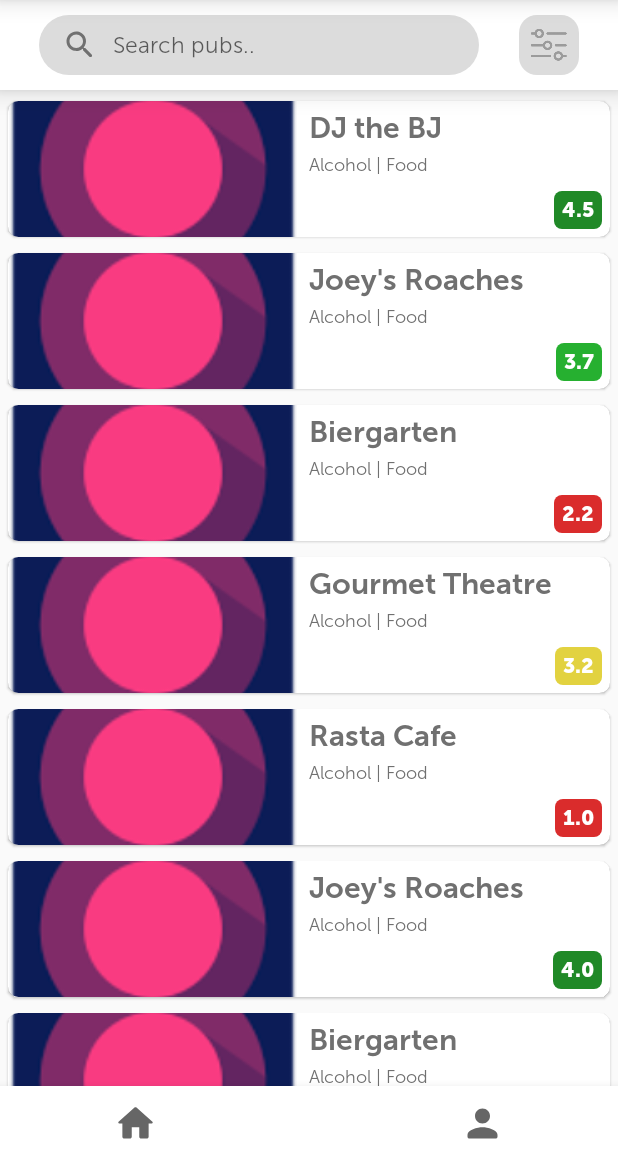
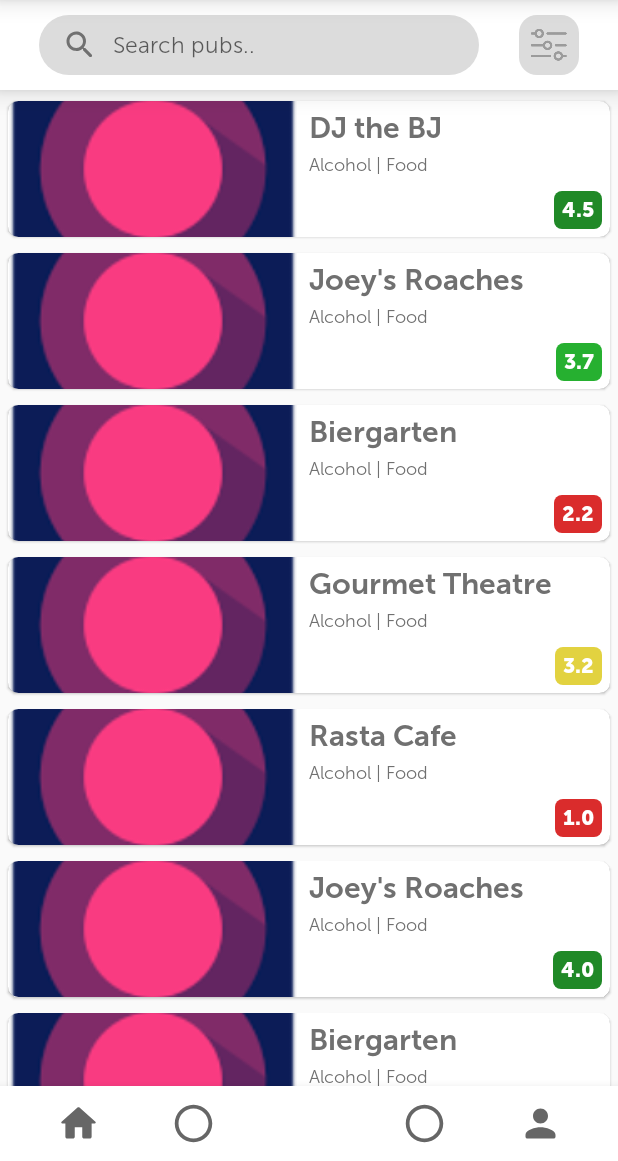
Before and after one commit to ameydeshmukhcode/friskyicebreaker, an Android app: the HomeActivity screen opened directly, with no data from a screen before it, on a phone screen of 412 x 824 dp, the part 75-1236 px from its top. Run offline under Robolectric (Android 15) with nearby library versions, the light colour scheme and no system bars.

Commit message:
Added more buttons to bottom navigation

```diff
--- a/app/src/main/java/com/frisky/icebreaker/ui/HomeActivity.java
+++ b/app/src/main/java/com/frisky/icebreaker/ui/HomeActivity.java
@@ -21,6 +21,8 @@ public class HomeActivity extends AppCompatActivity {
     private ImageButton mScanQRCodeButton;
     private ImageButton mBottomNavHomeButton;
     private ImageButton mBottomNavProfileButton;
+    private ImageButton m2ND;
+    private ImageButton m4TH;
 
     @Override
     protected void onCreate(Bundle savedInstanceState) {
@@ -53,6 +55,12 @@ public class HomeActivity extends AppCompatActivity {
             }
         });
 
+        m2ND = findViewById(R.id.button_nav_centre_left);
+        m2ND.setBackgroundResource(R.drawable.placeholder_24);
+
+        m4TH = findViewById(R.id.button_nav_centre_right);
+        m4TH.setBackgroundResource(R.drawable.placeholder_24);
+
         mBottomNavProfileButton = findViewById(R.id.button_nav_right);
         mBottomNavProfileButton.setBackgroundResource(R.drawable.round_person_24);
         mBottomNavProfileButton.setOnClickListener(new View.OnClickListener() {
--- a/app/src/main/res/layout/bottom_navigation.xml
+++ b/app/src/main/res/layout/bottom_navigation.xml
@@ -20,8 +20,25 @@
         android:tint="@color/colorAccent"
         app:layout_constraintBottom_toBottomOf="parent"
         app:layout_constraintDimensionRatio="w,1:1"
+        app:layout_constraintEnd_toStartOf="@+id/button_nav_centre_left"
+        app:layout_constraintStart_toStartOf="parent"
+        app:layout_constraintTop_toTopOf="parent"
+        app:layout_constraintVertical_bias="1.0" />
+
+    <ImageButton
+        android:id="@+id/button_nav_centre_left"
+        android:layout_width="0dp"
+        android:layout_height="0dp"
+        android:layout_marginStart="10dp"
+        android:layout_marginTop="10dp"
+        android:layout_marginEnd="10dp"
+        android:layout_marginBottom="10dp"
+        android:background="@android:color/transparent"
+        android:tint="@color/colorAccent"
+        app:layout_constraintBottom_toBottomOf="parent"
+        app:layout_constraintDimensionRatio="1:1"
         app:layout_constraintEnd_toStartOf="@+id/button_nav_centre"
-        app:layout_constraintStart_toStartOf="parent"
+        app:layout_constraintStart_toEndOf="@+id/button_nav_left"
         app:layout_constraintTop_toTopOf="parent" />
 
     <ImageButton
@@ -36,9 +53,26 @@
         android:tint="@color/colorAccent"
         app:layout_constraintBottom_toBottomOf="parent"
         app:layout_constraintDimensionRatio="1:1"
+        app:layout_constraintEnd_toStartOf="@+id/button_nav_centre_right"
+        app:layout_constraintStart_toEndOf="@+id/button_nav_centre_left"
+        app:layout_constraintTop_toTopOf="parent"
+        app:layout_constraintVertical_bias="1.0" />
+
+    <ImageButton
+        android:id="@+id/button_nav_centre_right"
+        android:layout_width="0dp"
+        android:layout_height="0dp"
+        android:layout_marginStart="10dp"
+        android:layout_marginTop="10dp"
+        android:layout_marginEnd="10dp"
+        android:layout_marginBottom="10dp"
+        android:background="@android:color/transparent"
+        android:tint="@color/colorAccent"
+        app:layout_constraintBottom_toBottomOf="parent"
         app:layout_constraintEnd_toStartOf="@+id/button_nav_right"
-        app:layout_constraintStart_toEndOf="@+id/button_nav_left"
-        app:layout_constraintTop_toTopOf="parent" />
+        app:layout_constraintStart_toEndOf="@+id/button_nav_centre"
+        app:layout_constraintTop_toTopOf="parent"
+        app:layout_constraintVertical_bias="0.0" />
 
     <ImageButton
         android:id="@+id/button_nav_right"
@@ -53,7 +87,7 @@
         app:layout_constraintBottom_toBottomOf="parent"
         app:layout_constraintDimensionRatio="1:1"
         app:layout_constraintEnd_toEndOf="parent"
-        app:layout_constraintStart_toEndOf="@+id/button_nav_centre"
+        app:layout_constraintStart_toEndOf="@+id/button_nav_centre_right"
         app:layout_constraintTop_toTopOf="parent" />
 
 </android.support.constraint.ConstraintLayout>
```
